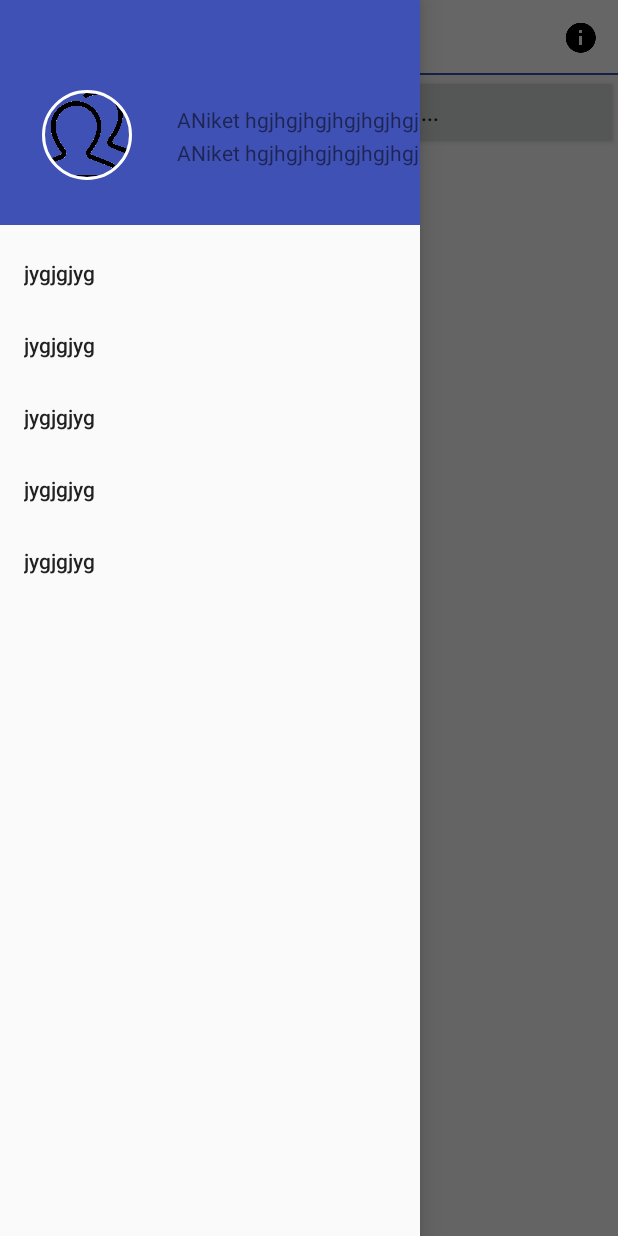
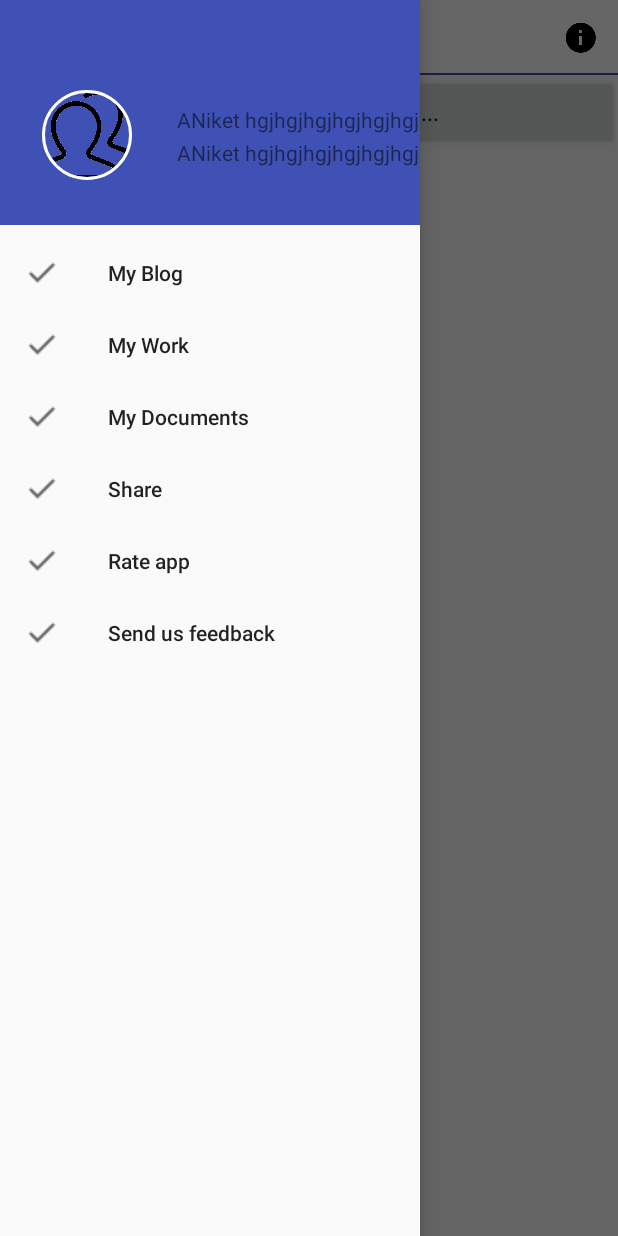
Before and after one commit to yawalkaraniket/AboutMe, an Android app: the HomeScreen screen opened directly, with no data from a screen before it, with the side drawer open, on a phone screen of 412 x 824 dp. Run offline under Robolectric (Android 15) with nearby library versions, the phone set to English and light mode, and no system bars; our stand-ins replace ButterKnife, CircleImageView.

Commit message:
Implemented progress bar

```diff
--- a/app/src/main/java/com/aboutme/avenjr/aboutme/main/activity/HomeScreen.java
+++ b/app/src/main/java/com/aboutme/avenjr/aboutme/main/activity/HomeScreen.java
@@ -12,6 +12,7 @@ import android.view.MenuItem;
 import android.view.View;
 import android.widget.Button;
 import android.widget.FrameLayout;
+import android.widget.ProgressBar;
 
 import com.aboutme.avenjr.aboutme.R;
 import com.aboutme.avenjr.aboutme.main.Adapter.RecyclerViewAdapterExample;
@@ -25,6 +26,7 @@ public class HomeScreen extends AppCompatActivity {
     private Boolean mSlideState = false;
     private NavigationHeader mNavigationHeader;
     private RecyclerView mRecyclerView;
+    private ProgressBar mProgressBar;
 
     String data[] = {"sfsd","dfsf","sefsdfs","sfsfsdf","sfsdfsd","sdfsdfsd",
             "dfsfsf","sdfsfdsd","dsdfsdf","dsf","sdfkjsdd","kjsdfkjshd"};
@@ -41,9 +43,11 @@ public class HomeScreen extends AppCompatActivity {
         drawerToggle = findViewById(R.id.drawer_layout_toggle);
         mNavigationHeader = findViewById(R.id.navigation_header);
         mRecyclerView = findViewById(R.id.home_page_recycler_view);
+        mProgressBar = findViewById(R.id.progress_bar);
 
         mNavigationHeader.setUp(this, "HomeScreen");
         mNavigationHeader.setView("HomeScreen");
+        mProgressBar.setVisibility(View.GONE);
 
         mRecyclerView.setLayoutManager(new LinearLayoutManager(this));
         mRecyclerView.setAdapter(new RecyclerViewAdapterExample(data));
@@ -63,8 +67,15 @@ public class HomeScreen extends AppCompatActivity {
             public void onClick(View v) {
                 Intent intent = new Intent(getBaseContext(), LearnKotlin.class);
                 startActivity(intent);
+                mProgressBar.setVisibility(View.VISIBLE);
             }
         });
 
     }
+
+    @Override
+    protected void onResume() {
+        super.onResume();
+        mProgressBar.setVisibility(View.GONE);
+    }
 }
--- a/app/src/main/res/layout/activity_home_screen.xml
+++ b/app/src/main/res/layout/activity_home_screen.xml
@@ -32,6 +32,15 @@
             android:scrollbars="vertical">
 
         </android.support.v7.widget.RecyclerView>
+        <ProgressBar
+            style="?android:attr/progressBarStyleLarge"
+            android:layout_width="wrap_content"
+            android:layout_height="wrap_content"
+            android:id="@+id/progress_bar"
+            android:progressDrawable="@drawable/progress_bar"
+            android:layout_centerVertical="true"
+            android:layout_centerHorizontal="true"
+            android:layout_gravity="center" />
 
     </FrameLayout>
 
--- a/app/src/main/res/layout/drawerlayout.xml
+++ b/app/src/main/res/layout/drawerlayout.xml
@@ -7,9 +7,9 @@
     <android.support.design.widget.NavigationView
         android:layout_height="wrap_content"
         android:layout_width="match_parent"
-        android:background="@color/white"
-        app:menu="@menu/drawermanu">
-
+        app:menu="@menu/drawermanu"
+        android:layout_gravity="start"
+        android:fitsSystemWindows="true">
     </android.support.design.widget.NavigationView>
 
 
--- a/app/src/main/res/menu/drawermanu.xml
+++ b/app/src/main/res/menu/drawermanu.xml
@@ -1,20 +1,32 @@
 <?xml version="1.0" encoding="utf-8"?>
 <menu xmlns:android="http://schemas.android.com/apk/res/android">
     <item
-        android:id="@+id/first"
-        android:title="jygjgjyg"></item>
+        android:id="@+id/my_blog"
+        android:title="My Blog"
+        android:icon="@drawable/dialog_right_click"></item>
+
     <item
-        android:id="@+id/second"
-        android:title="jygjgjyg"></item>
+        android:id="@+id/my_work"
+        android:title="My Work"
+        android:icon="@drawable/dialog_right_click"></item>
+
     <item
-        android:id="@+id/third"
-        android:title="jygjgjyg"></item>
+        android:id="@+id/documents"
+        android:title="My Documents"
+        android:icon="@drawable/dialog_right_click"></item>
+
     <item
-        android:id="@+id/fourth"
-        android:title="jygjgjyg"></item>
+        android:id="@+id/app_share"
+        android:title="Share"
+        android:icon="@drawable/dialog_right_click"></item>
+
     <item
-        android:id="@+id/fifth"
-        android:title="jygjgjyg"></item>
+        android:id="@+id/app_rate"
+        android:title="Rate app"
+        android:icon="@drawable/dialog_right_click"></item>
 
-
+    <item
+        android:id="@+id/app_feedback"
+        android:title="Send us feedback"
+        android:icon="@drawable/dialog_right_click"></item>
 </menu>
```
Also changed, not shown: app/src/main/res/drawable/progress_bar.png (added).
